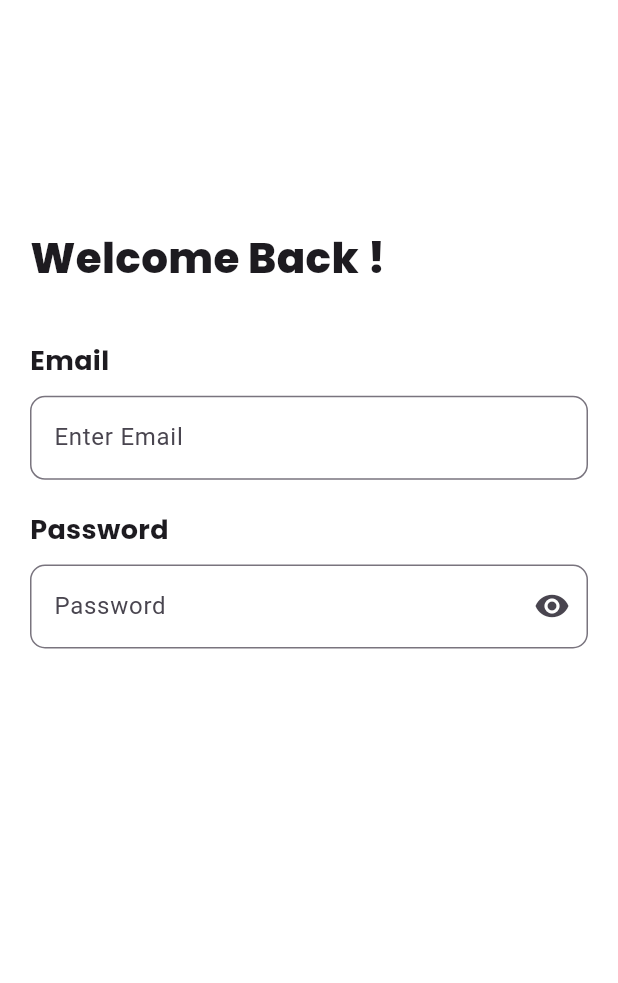
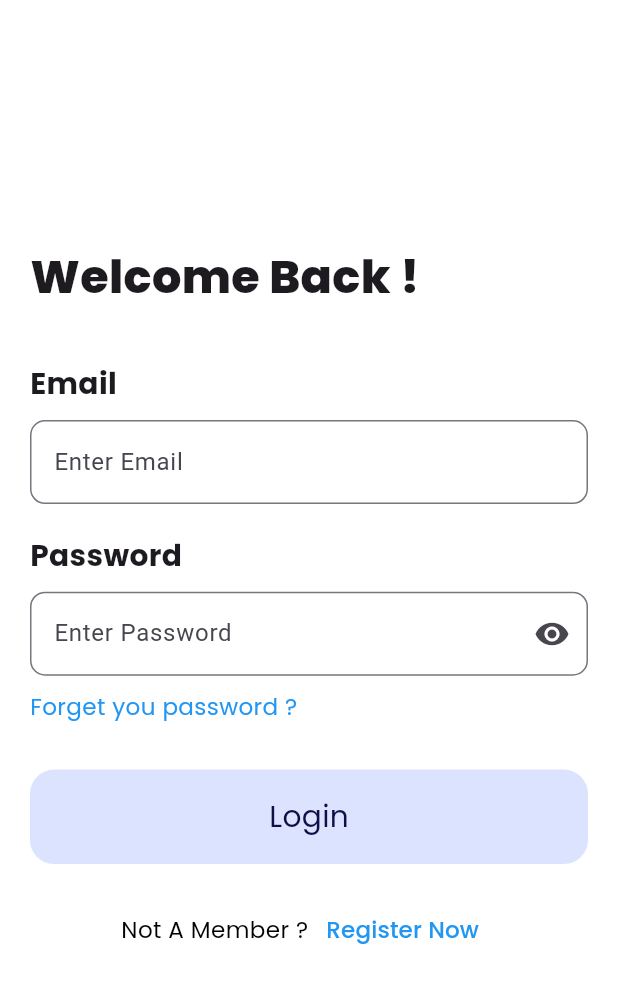
Before and after one commit to mostafa-sabry/Movie-APP, a Flutter app: the screen it shows after launch, on a phone screen of 412 x 824 dp. Shown: the top 983 px of the screen. Run offline on Flutter 3.47's test engine with Material 3 defaults, Android fonts, the phone set to English and light mode, and no system bars; our stand-ins replace dartz, dio, firebase_auth, firebase_core, flutter_bloc, flutter_screenutil and 4 more; accounts and stored records are empty.

Commit message:
done login logic

```diff
--- a/lib/app/movie_app.dart
+++ b/lib/app/movie_app.dart
@@ -1,11 +1,14 @@
 import 'package:flutter/material.dart';
 import 'package:flutter_screenutil/flutter_screenutil.dart';
 import 'package:movie/core/utils/my_colors.dart';
-import 'package:movie/features/auth/presentation/views/login_view.dart';
+
+import '../core/routing/routes.dart';
+import '../core/routing/routing.dart';
 
 class MovieApp extends StatelessWidget {
-  const MovieApp({super.key});
+  const MovieApp({super.key, required this.routing});
 
+  final Routing routing;
   @override
   Widget build(BuildContext context) {
     return ScreenUtilInit(
@@ -17,7 +20,8 @@ class MovieApp extends StatelessWidget {
           scaffoldBackgroundColor: MyColors.primary,
           useMaterial3: true,
         ),
-        home: const LoginView(),
+        initialRoute: Routes.login,
+        onGenerateRoute: routing.generateRoute,
       ),
     );
   }
--- a/lib/core/Di/services/get_it_locator.dart
+++ b/lib/core/Di/services/get_it_locator.dart
@@ -1,10 +1,11 @@
 import 'package:dio/dio.dart';
 import 'package:get_it/get_it.dart';
 import 'package:movie/core/api_services/api/dio_consumer.dart';
-
+import 'package:movie/core/api_services/fire_base_helpers/firebase_helper.dart';
 
 final getIt = GetIt.instance;
 
 void setupServicesLocator() {
   getIt.registerSingleton<DioConsumer>(DioConsumer(dio: Dio()));
+  getIt.registerSingleton<FirebaseHelper>(FirebaseHelper());
 }
--- /dev/null
+++ b/lib/core/api_services/fire_base_helpers/firebase_helper.dart
@@ -0,0 +1,9 @@
+import 'package:firebase_auth/firebase_auth.dart';
+
+class FirebaseHelper {
+  FirebaseAuth auth = FirebaseAuth.instance;
+
+Future  loginUser(String email, String password) async {
+    await auth.signInWithEmailAndPassword(email: email, password: password);
+  }
+}
--- /dev/null
+++ b/lib/core/helpers/show_tost.dart
@@ -0,0 +1,14 @@
+import 'package:fluttertoast/fluttertoast.dart';
+
+import '../utils/my_colors.dart';
+
+showTost({required String msg}) {
+  Fluttertoast.showToast(
+      msg: msg,
+      toastLength: Toast.LENGTH_SHORT,
+      gravity: ToastGravity.CENTER,
+      timeInSecForIosWeb: 1,
+      backgroundColor: MyColors.bg,
+      textColor: MyColors.primary,
+      fontSize: 16.0);
+}
--- a/lib/core/routing/routes.dart
+++ b/lib/core/routing/routes.dart
@@ -1,8 +1,6 @@
 class Routes {
-  static const String splash = '/';
+
   static const String home = '/home';
   static const String login = '/login';
-  static const String register = '/register';
 
-  static const String verify = '/verify';
 }
--- a/lib/core/routing/routing.dart
+++ b/lib/core/routing/routing.dart
@@ -1,6 +1,11 @@
 import 'package:flutter/material.dart';
+import 'package:flutter_bloc/flutter_bloc.dart';
 import 'package:movie/core/routing/routes.dart';
+import 'package:movie/features/auth/login/presentation/logic/cubit/login_user_cubit.dart';
+import 'package:movie/features/auth/login/presentation/views/login_view.dart';
 import 'package:movie/features/home/presentation/views/home_view.dart';
+
+import '../api_services/fire_base_helpers/firebase_helper.dart';
 
 class Routing {
   Route generateRoute(RouteSettings settings) {
@@ -8,6 +13,12 @@ class Routing {
       case Routes.home:
         return MaterialPageRoute(builder: (context) => const HomeView());
 
+      case Routes.login:
+        return MaterialPageRoute(
+            builder: (context) => BlocProvider(
+                  create: (context) => LoginUserCubit(FirebaseHelper()),
+                  child: const LoginView(),
+                ));
       default:
         return MaterialPageRoute(builder: (context) => const NoRouteScreen());
     }
--- a/lib/core/utils/custom_text_style.dart
+++ b/lib/core/utils/custom_text_style.dart
@@ -1,32 +1,47 @@
 import 'package:flutter/material.dart';
+import 'package:flutter_screenutil/flutter_screenutil.dart';
 import 'package:google_fonts/google_fonts.dart';
 import 'package:movie/core/utils/my_colors.dart';
 
 class CustomTextStyles {
   static TextStyle text16Black = GoogleFonts.merriweather(
-    fontSize: 24,
+    fontSize: 24.sp,
     color: MyColors.secondary,
   );
   static TextStyle text20Black = GoogleFonts.merriweather(
-    fontSize: 20,
+    fontSize: 20.sp,
     color: MyColors.secondary,
   );
   static TextStyle subtitle14dark = GoogleFonts.merriweather(
-    fontSize: 18,
+    fontSize: 18.sp,
     color: MyColors.black,
   );
 
   static TextStyle subtitle12gery = GoogleFonts.merriweather(
-    fontSize: 15,
+    fontSize: 15.sp,
     color: MyColors.gery,
   );
 
   static TextStyle font28SemiBoldWith = GoogleFonts.poppins(
-    fontSize: 28,
+    fontSize: 28.sp,
     fontWeight: FontWeight.w800,
   );
   static TextStyle font18SemiBoldWith = GoogleFonts.poppins(
-    fontSize: 18,
+    fontSize: 18.sp,
     fontWeight: FontWeight.bold,
   );
+
+  static TextStyle font18secondary = GoogleFonts.poppins(
+    fontSize: 18.sp,
+    color: MyColors.secondary,
+  );
+
+  static TextStyle font14Dark = GoogleFonts.poppins(
+    fontSize: 14.sp,
+    color: Colors.black,
+  );
+  static TextStyle font14Blue = GoogleFonts.poppins(
+    fontSize: 14.sp,
+    color: Colors.blue,
+  );
 }
--- /dev/null
+++ b/lib/core/widgets/my_button.dart
@@ -0,0 +1,39 @@
+import 'package:flutter/material.dart';
+import 'package:flutter_screenutil/flutter_screenutil.dart';
+import 'package:movie/core/utils/custom_text_style.dart';
+
+class MyButton extends StatelessWidget {
+  final String text;
+  final Color color;
+  final TextStyle? style;
+  final void Function()? onTap;
+  const MyButton(
+      {super.key,
+      required this.text,
+      this.onTap,
+      this.style,
+      required this.color});
+
+  @override
+  Widget build(BuildContext context) {
+    return InkWell(
+      onTap: onTap,
+      child: Container(
+        height: 62.h,
+        width: double.infinity,
+        decoration: BoxDecoration(
+          color: color,
+          borderRadius: const BorderRadius.all(
+            Radius.circular(16),
+          ),
+        ),
+        child: Center(
+          child: Text(
+            text,
+            style: CustomTextStyles.font18secondary,
+          ),
+        ),
+      ),
+    );
+  }
+}
--- /dev/null
+++ b/lib/features/auth/login/presentation/logic/cubit/login_user_cubit.dart
@@ -0,0 +1,30 @@
+import 'package:flutter/widgets.dart';
+import 'package:flutter_bloc/flutter_bloc.dart';
+import 'package:movie/core/api_services/fire_base_helpers/firebase_helper.dart';
+
+part 'login_user_state.dart';
+
+class LoginUserCubit extends Cubit<LoginUserState> {
+  LoginUserCubit(this.firebaseHelper) : super(LoginUserInitial());
+  final FirebaseHelper firebaseHelper;
+
+  TextEditingController emailController = TextEditingController();
+  TextEditingController passwordController = TextEditingController();
+  GlobalKey<FormState> formKey = GlobalKey<FormState>();
+
+  login() async {
+    emit(LoginUserLoading());
+    try {
+      await firebaseHelper
+          .loginUser(
+        emailController.text.trim(),
+        passwordController.text.trim(),
+      )
+          .then((value) {
+        emit(LoginUserSuccess());
+      });
+    } catch (e) {
+      emit(LoginUserError());
+    }
+  }
+}
--- /dev/null
+++ b/lib/features/auth/login/presentation/logic/cubit/login_user_state.dart
@@ -0,0 +1,11 @@
+part of 'login_user_cubit.dart';
+
+abstract class LoginUserState {}
+
+final class LoginUserInitial extends LoginUserState {}
+
+final class LoginUserLoading extends LoginUserState {}
+
+final class LoginUserSuccess extends LoginUserState {}
+
+final class LoginUserError extends LoginUserState {}
--- /dev/null
+++ b/lib/features/auth/login/presentation/views/login_view.dart
@@ -0,0 +1,19 @@
+import 'package:flutter/material.dart';
+
+import '../widgets/login_email_and_password_widget.dart';
+
+class LoginView extends StatelessWidget {
+  const LoginView({super.key});
+
+  @override
+  Widget build(BuildContext context) {
+    return const Scaffold(
+      body: SafeArea(
+        child: Padding(
+          padding: EdgeInsets.symmetric(horizontal: 20.0),
+          child: EmailAndPassword(),
+        ),
+      ),
+    );
+  }
+}
--- /dev/null
+++ b/lib/features/auth/login/presentation/widgets/forget_password.dart
@@ -0,0 +1,18 @@
+import 'package:flutter/material.dart';
+
+import '../../../../../core/utils/custom_text_style.dart';
+
+class ForgetPassword extends StatelessWidget {
+  const ForgetPassword({super.key});
+
+  @override
+  Widget build(BuildContext context) {
+    return InkWell(
+      onTap: () {},
+      child: Text(
+        'Forget you password ?',
+        style: CustomTextStyles.font14Blue,
+      ),
+    );
+  }
+}
--- /dev/null
+++ b/lib/features/auth/login/presentation/widgets/login_email_and_password_widget.dart
@@ -0,0 +1,118 @@
+import 'package:flutter/material.dart';
+import 'package:flutter_bloc/flutter_bloc.dart';
+import 'package:movie/features/auth/login/presentation/logic/cubit/login_user_cubit.dart';
+
+import '../../../../../core/helpers/show_tost.dart';
+import '../../../../../core/helpers/spacing.dart';
+import '../../../../../core/routing/routes.dart';
+import '../../../../../core/utils/custom_text_style.dart';
+import '../../../../../core/utils/my_colors.dart';
+import '../../../../../core/widgets/my_button.dart';
+import '../../../../../core/widgets/my_text_form_field.dart';
+import 'forget_password.dart';
+import 'my_not_amember.dart';
+
+class EmailAndPassword extends StatefulWidget {
+  const EmailAndPassword({
+    super.key,
+  });
+
+  @override
+  State<EmailAndPassword> createState() => _EmailAndPasswordState();
+}
+
+class _EmailAndPasswordState extends State<EmailAndPassword> {
+  bool isObscure = true;
+
+  @override
+  Widget build(BuildContext context) {
+    return BlocConsumer<LoginUserCubit, LoginUserState>(
+      listener: (context, state) {
+        if (state is LoginUserSuccess) {
+          showTost(msg: 'تم تسجيل الدخول بنجاح');
+          Navigator.pushReplacementNamed(context, Routes.home);
+        } else if (state is LoginUserError) {
+          showTost(msg: 'خطأ في تسجيل الدخول');
+        }
+      },
+      builder: (context, state) {
+        return Form(
+          key: context.read<LoginUserCubit>().formKey,
+          child: SingleChildScrollView(
+            child: Column(
+              crossAxisAlignment: CrossAxisAlignment.start,
+              children: [
+                verticalSpace(160),
+                Text(
+                  'Welcome Back !',
+                  style: CustomTextStyles.font28SemiBoldWith,
+                ),
+                verticalSpace(35),
+                Text('Email', style: CustomTextStyles.font18SemiBoldWith),
+                verticalSpace(10),
+                MyTextFormField(
+                  hintText: 'Enter Email',
+                  controller: context.read<LoginUserCubit>().emailController,
+                  isObscure: false,
+                  validator: (value) {
+                    if (value == null || value.isEmpty) {
+                      return 'Please enter Email';
+                    }
+                    return null;
+                  },
+                ),
+                verticalSpace(20),
+                Text('Password', style: CustomTextStyles.font18SemiBoldWith),
+                verticalSpace(10),
+                MyTextFormField(
+                  hintText: 'Enter Password',
+                  controller: context.read<LoginUserCubit>().passwordController,
+                  isObscure: isObscure,
+                  validator: (value) {
+                    if (value == null || value.isEmpty) {
+                      return 'Please enter Password';
+                    }
+                    return null;
+                  },
+                  suffixIcon: IconButton(
+                    onPressed: () {
+                      setState(() {
+                        isObscure = !isObscure;
+                      });
+                    },
+                    icon: isObscure
+                        ? const Icon(Icons.visibility)
+                        : const Icon(Icons.visibility_off),
+                  ),
+                ),
+                verticalSpace(10),
+                const ForgetPassword(),
+                verticalSpace(30),
+                state is LoginUserLoading
+                    ? const Center(
+                        child: CircularProgressIndicator(
+                        color: MyColors.secondary,
+                      ))
+                    : MyButton(
+                        onTap: () {
+                          if (context
+                              .read<LoginUserCubit>()
+                              .formKey
+                              .currentState!
+                              .validate()) {
+                            context.read<LoginUserCubit>().login();
+                          }
+                        },
+                        text: 'Login',
+                        color: MyColors.bg,
+                      ),
+                verticalSpace(20),
+                const MyNotAMember(),
+              ],
+            ),
+          ),
+        );
+      },
+    );
+  }
+}
--- /dev/null
+++ b/lib/features/auth/login/presentation/widgets/my_not_amember.dart
@@ -0,0 +1,30 @@
+import 'package:flutter/material.dart';
+import 'package:movie/core/utils/custom_text_style.dart';
+
+class MyNotAMember extends StatelessWidget {
+  const MyNotAMember({
+    super.key,
+  });
+
+  @override
+  Widget build(BuildContext context) {
+    return Row(
+      mainAxisAlignment: MainAxisAlignment.center,
+      children: [
+        Text(
+          'Not A Member ?',
+          style: CustomTextStyles.font14Dark,
+        ),
+        TextButton(
+          onPressed: () {
+            // Navigator.pushNamed(context, Routes.register);
+          },
+          child: Text(
+            "Register Now",
+            style: CustomTextStyles.font14Blue,
+          ),
+        )
+      ],
+    );
+  }
+}
--- a/lib/features/auth/presentation/views/login_view.dart
+++ /dev/null
@@ -1,60 +0,0 @@
-import 'package:flutter/material.dart';
-import 'package:movie/core/helpers/spacing.dart';
-import 'package:movie/core/utils/custom_text_style.dart';
-
-import '../../../../core/widgets/my_text_form_field.dart';
-
-class LoginView extends StatefulWidget {
-  const LoginView({super.key});
-
-  @override
-  State<LoginView> createState() => _LoginViewState();
-}
-
-class _LoginViewState extends State<LoginView> {
-  final bool isObscure = true;
-  @override
-  Widget build(BuildContext context) {
-    return Scaffold(
-      body: SafeArea(
-        child: Padding(
-          padding: const EdgeInsets.symmetric(horizontal: 20.0),
-          child: Form(
-            child: Column(
-              crossAxisAlignment: CrossAxisAlignment.start,
-              children: [
-                verticalSpace(150),
-                Text(
-                  'Welcome Back !',
-                  style: CustomTextStyles.font28SemiBoldWith,
-                ),
-                verticalSpace(35),
-                Text('Email', style: CustomTextStyles.font18SemiBoldWith),
-                verticalSpace(10),
-                const MyTextFormField(
-                  hintText: 'Enter Email',
-                  isObscure: false,
-                ),
-                verticalSpace(20),
-                Text('Password', style: CustomTextStyles.font18SemiBoldWith),
-                verticalSpace(10),
-                MyTextFormField(
-                  hintText: 'Password',
-                  suffixIcon: IconButton(
-                    onPressed: () {
-
-                    },
-                    icon: const Icon(
-                      Icons.visibility,
-                     ),
-                  ),
-                  isObscure: true,
-                ),
-              ],
-            ),
-          ),
-        ),
-      ),
-    );
-  }
-}
--- a/lib/features/home/presentation/widgets/home_view_body.dart
+++ b/lib/features/home/presentation/widgets/home_view_body.dart
@@ -1,4 +1,5 @@
 import 'package:flutter/material.dart';
+import 'package:flutter_screenutil/flutter_screenutil.dart';
 import 'package:flutter_svg/flutter_svg.dart';
 
 import 'package:movie/features/home/presentation/widgets/home_content_view.dart';
@@ -38,8 +39,8 @@ class _HomeViewBodyState extends State<HomeViewBody> {
           BottomNavigationBarItem(
             icon: SvgPicture.asset(
               'assets/images/bookmark.svg',
-              height: 25,
-              width: 25,
+              height: 25.h,
+              width: 25.h,
             ),
             label: 'Home',
           ),
@@ -54,8 +55,8 @@ class _HomeViewBodyState extends State<HomeViewBody> {
           BottomNavigationBarItem(
             icon: SvgPicture.asset(
               'assets/images/bookmark-2.svg',
-              height: 25,
-              width: 25,
+              height: 25.h,
+              width: 25.h,
             ),
             label: 'Bookmarks',
           ),
--- a/lib/main.dart
+++ b/lib/main.dart
@@ -4,6 +4,7 @@ import 'package:movie/app/movie_app.dart';
 import 'package:movie/core/Di/services/get_it_locator.dart';
 import 'package:movie/firebase_options.dart';
 
+import 'core/routing/routing.dart';
 
 void main() async {
   WidgetsFlutterBinding.ensureInitialized();
@@ -11,5 +12,9 @@ void main() async {
     options: DefaultFirebaseOptions.currentPlatform,
   );
   setupServicesLocator();
-  runApp(const MovieApp());
+  runApp(
+    MovieApp(
+      routing: Routing(),
+    ),
+  );
 }
```
Also changed, not shown: pubspec.yaml (+6 -4 lines), pubspec.lock, 8 other files.
